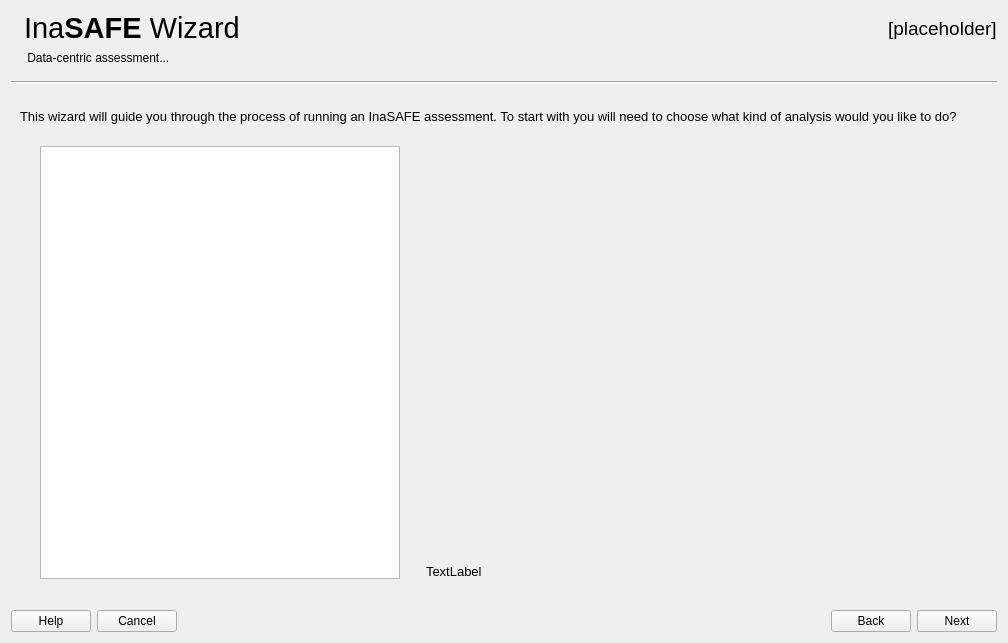
Old version of the form safe_qgis/ui/wizard_dialog_base.ui in the repository inasafe/inasafe.
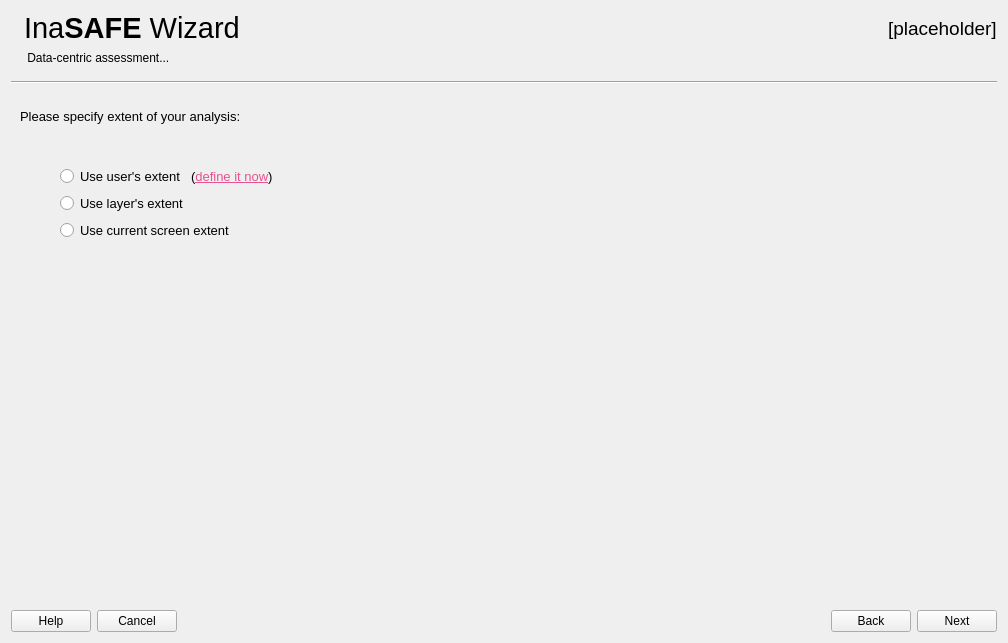
New version of the form. The open tabs and pages were chosen to show the change. Icons and pictures are not drawn. Custom widgets are drawn as their Qt base class.

Commit message: [IFCW] Add extent selector step

What changed in the file:
```diff
--- a/safe_qgis/ui/wizard_dialog_base.ui
+++ b/safe_qgis/ui/wizard_dialog_base.ui
@@ -2951,8 +2951,130 @@
        </item>
       </layout>
      </widget>
-     <widget class="QWidget" name="pgF21ParamsIF">
-      <layout class="QVBoxLayout" name="pgF21ParamsIF_layout">
+     <widget class="QWidget" name="pgF21Extent">
+      <layout class="QVBoxLayout" name="verticalLayout_17">
+       <item>
+        <widget class="QLabel" name="lblSelectExtentType">
+         <property name="styleSheet">
+          <string notr="true">font: 11pt &quot;Ubuntu&quot;;</string>
+         </property>
+         <property name="text">
+          <string>Please specify extent of your analysis:</string>
+         </property>
+         <property name="alignment">
+          <set>Qt::AlignLeading|Qt::AlignLeft|Qt::AlignTop</set>
+         </property>
+         <property name="wordWrap">
+          <bool>true</bool>
+         </property>
+        </widget>
+       </item>
+       <item>
+        <spacer name="verticalSpacer_42">
+         <property name="orientation">
+          <enum>Qt::Vertical</enum>
+         </property>
+         <property name="sizeType">
+          <enum>QSizePolicy::Fixed</enum>
+         </property>
+         <property name="sizeHint" stdset="0">
+          <size>
+           <width>20</width>
+           <height>36</height>
+          </size>
+         </property>
+        </spacer>
+       </item>
+       <item>
+        <layout class="QGridLayout" name="gridLayout_9">
+         <item row="0" column="3" rowspan="3">
+          <spacer name="horizontalSpacer_57">
+           <property name="orientation">
+            <enum>Qt::Horizontal</enum>
+           </property>
+           <property name="sizeType">
+            <enum>QSizePolicy::Fixed</enum>
+           </property>
+           <property name="sizeHint" stdset="0">
+            <size>
+             <width>40</width>
+             <height>20</height>
+            </size>
+           </property>
+          </spacer>
+         </item>
+         <item row="0" column="0" rowspan="3">
+          <spacer name="horizontalSpacer_58">
+           <property name="orientation">
+            <enum>Qt::Horizontal</enum>
+           </property>
+           <property name="sizeType">
+            <enum>QSizePolicy::Fixed</enum>
+           </property>
+           <property name="sizeHint" stdset="0">
+            <size>
+             <width>40</width>
+             <height>20</height>
+            </size>
+           </property>
+          </spacer>
+         </item>
+         <item row="0" column="1">
+          <widget class="QRadioButton" name="rbExtentUser">
+           <property name="text">
+            <string>Use user's extent</string>
+           </property>
+          </widget>
+         </item>
+         <item row="0" column="2">
+          <widget class="QLabel" name="label">
+           <property name="sizePolicy">
+            <sizepolicy hsizetype="Expanding" vsizetype="Preferred">
+             <horstretch>0</horstretch>
+             <verstretch>0</verstretch>
+            </sizepolicy>
+           </property>
+           <property name="text">
+            <string>&lt;html&gt;&lt;head/&gt;&lt;body&gt;&lt;p&gt;(&lt;a href=&quot;define_user_extent&quot;&gt;&lt;span style=&quot; text-decoration: underline; color:#e85290;&quot;&gt;define it now&lt;/span&gt;&lt;/a&gt;)&lt;/p&gt;&lt;/body&gt;&lt;/html&gt;</string>
+           </property>
+          </widget>
+         </item>
+         <item row="1" column="1" colspan="2">
+          <widget class="QRadioButton" name="rbExtentLayer">
+           <property name="text">
+            <string>Use layer's extent</string>
+           </property>
+          </widget>
+         </item>
+         <item row="2" column="1" colspan="2">
+          <widget class="QRadioButton" name="rbExtentScreen">
+           <property name="text">
+            <string>Use current screen extent</string>
+           </property>
+          </widget>
+         </item>
+        </layout>
+       </item>
+       <item>
+        <spacer name="verticalSpacer_40">
+         <property name="orientation">
+          <enum>Qt::Vertical</enum>
+         </property>
+         <property name="sizeHint" stdset="0">
+          <size>
+           <width>20</width>
+           <height>350</height>
+          </size>
+         </property>
+        </spacer>
+       </item>
+      </layout>
+      <zorder>lblSelectExtentType</zorder>
+      <zorder>verticalSpacer_40</zorder>
+      <zorder>verticalSpacer_42</zorder>
+     </widget>
+     <widget class="QWidget" name="pgF22ParamsIF">
+      <layout class="QVBoxLayout" name="pgF22ParamsIF_layout">
        <item>
         <widget class="QLabel" name="lblSelectIFParameters">
          <property name="text">
```
Left out of the diff: 6 changed lines with no effect on the pictures. The commit also changes 2 other files.
